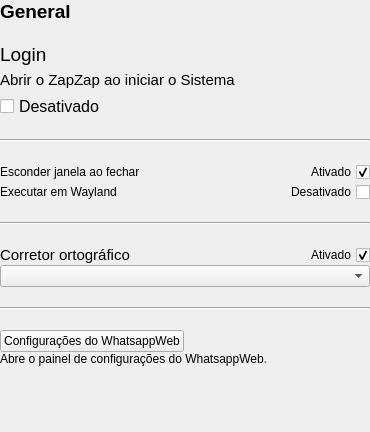
Qt form zapzap/view/ui/general_page.ui (jmbatistav/zapzap) before a commit.
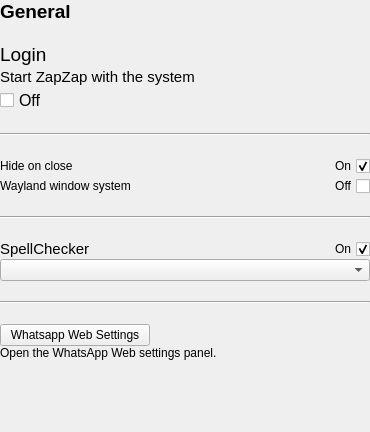
The same form after that commit.

Commit message: :sparkles: feat: New General page in Settings

Patch:
```diff
--- a/zapzap/view/ui/general_page.ui
+++ b/zapzap/view/ui/general_page.ui
@@ -99,7 +99,7 @@
        <item>
         <layout class="QVBoxLayout" name="verticalLayout">
          <property name="spacing">
-          <number>5</number>
+          <number>2</number>
          </property>
          <item>
           <widget class="QLabel" name="label_2">
@@ -133,7 +133,7 @@
             </font>
            </property>
            <property name="text">
-            <string>Abrir o ZapZap ao iniciar o Sistema</string>
+            <string>Start ZapZap with the system</string>
            </property>
           </widget>
          </item>
@@ -151,7 +151,7 @@
             </font>
            </property>
            <property name="text">
-            <string>Desativado</string>
+            <string>Off</string>
            </property>
           </widget>
          </item>
@@ -172,7 +172,7 @@
          <item row="0" column="0">
           <widget class="QLabel" name="label_6">
            <property name="text">
-            <string>Esconder janela ao fechar</string>
+            <string>Hide on close</string>
            </property>
           </widget>
          </item>
@@ -182,7 +182,7 @@
             <enum>Qt::RightToLeft</enum>
            </property>
            <property name="text">
-            <string>Ativado</string>
+            <string>On</string>
            </property>
            <property name="checked">
             <bool>true</bool>
@@ -192,7 +192,7 @@
          <item row="1" column="0">
           <widget class="QLabel" name="label_7">
            <property name="text">
-            <string>Executar em Wayland</string>
+            <string>Wayland window system</string>
            </property>
           </widget>
          </item>
@@ -202,7 +202,7 @@
             <enum>Qt::RightToLeft</enum>
            </property>
            <property name="text">
-            <string>Desativado</string>
+            <string>Off</string>
            </property>
           </widget>
          </item>
@@ -230,7 +230,7 @@
               </font>
              </property>
              <property name="text">
-              <string>Corretor ortográfico</string>
+              <string>SpellChecker</string>
              </property>
             </widget>
            </item>
@@ -240,7 +240,7 @@
               <enum>Qt::RightToLeft</enum>
              </property>
              <property name="text">
-              <string>Ativado</string>
+              <string>On</string>
              </property>
              <property name="checked">
               <bool>true</bool>
@@ -281,14 +281,14 @@
             </size>
            </property>
            <property name="text">
-            <string>Configurações do WhatsappWeb</string>
+            <string>Whatsapp Web Settings</string>
            </property>
           </widget>
          </item>
          <item>
           <widget class="QLabel" name="label_5">
            <property name="text">
-            <string>Abre o painel de configurações do WhatsappWeb.</string>
+            <string>Open the WhatsApp Web settings panel.</string>
            </property>
            <property name="textFormat">
             <enum>Qt::AutoText</enum>
```
Left out of the diff: 12 changed lines with no effect on the pictures. The commit also changes 2 other files.
